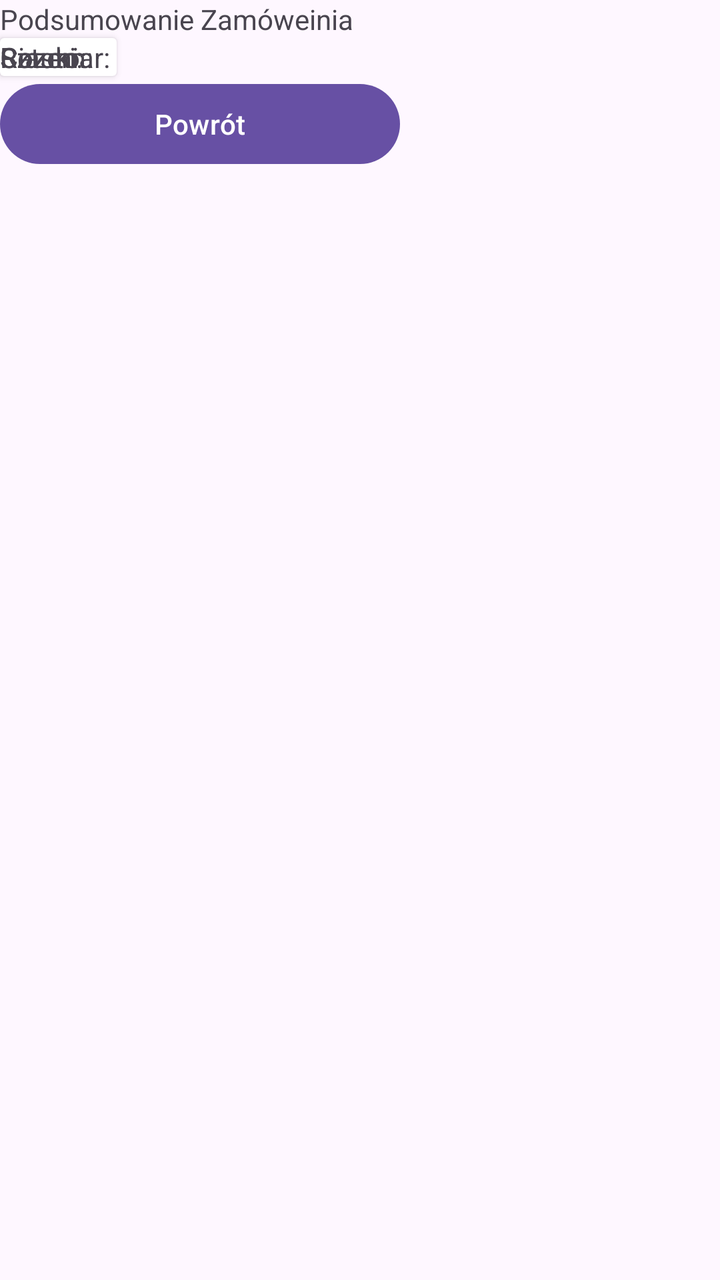
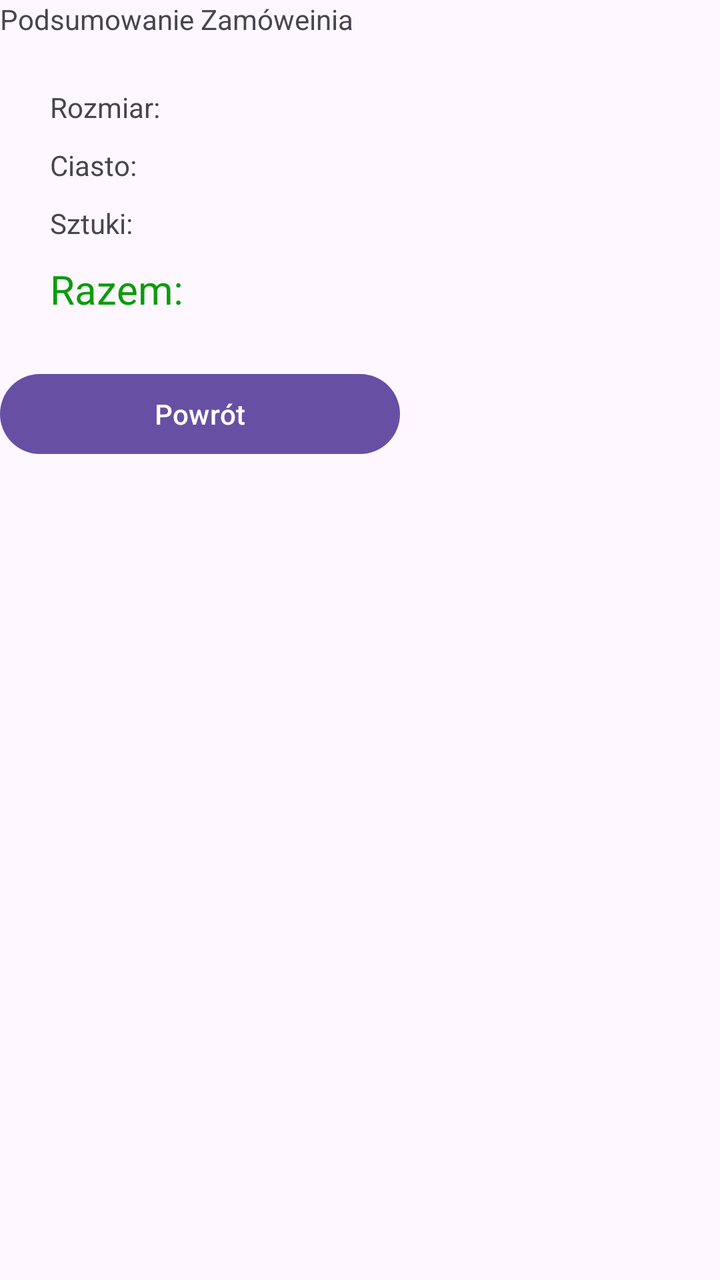

Two renders of the same Android screen: before a commit and after it. Below are the layout's source before the change and the commit's diff.
<!-- AndroidManifest.xml: application theme Theme.AplikacjaPizzernia -->
<!-- res/layout/activity_main2.xml -->
<?xml version="1.0" encoding="utf-8"?>
<LinearLayout xmlns:android="http://schemas.android.com/apk/res/android"
    xmlns:app="http://schemas.android.com/apk/res-auto"
    xmlns:tools="http://schemas.android.com/tools"
    android:id="@+id/main"
    android:layout_width="match_parent"
    android:layout_height="match_parent"
    android:orientation="vertical"
    tools:context=".MainActivity2">
    <TextView
        android:layout_width="match_parent"
        android:layout_height="wrap_content"
        android:text="Podsumowanie Zamóweinia"/>

    <androidx.cardview.widget.CardView
        android:layout_width="wrap_content"
        android:layout_height="wrap_content">
        <TextView
            android:id="@+id/size"
            android:layout_width="match_parent"
            android:layout_height="wrap_content"
            android:text="Rozmiar: "/>
        <TextView
            android:id="@+id/ciasto"
            android:layout_width="match_parent"
            android:layout_height="wrap_content"
            android:text="Ciasto: "/>
        <TextView
            android:id="@+id/ilosc"
            android:layout_width="match_parent"
            android:layout_height="wrap_content"
            android:text="Sztuki: "/>
        <TextView
            android:id="@+id/cena"
            android:layout_width="match_parent"
            android:layout_height="wrap_content"
            android:text="Razem: "/>

    </androidx.cardview.widget.CardView>
    <Button
        android:id="@+id/btn"
        android:layout_width="200dp"
        android:layout_height="wrap_content"
        android:text="Powrót"/>
</LinearLayout>
<!-- resources referenced by this layout -->
<resources>
  <style name="Theme.AplikacjaPizzernia" parent="Base.Theme.AplikacjaPizzernia" />
  <style name="Base.Theme.AplikacjaPizzernia" parent="Theme.Material3.DayNight.NoActionBar">
          
          
      </style>
</resources>

<!-- the commit's change to res/layout/activity_main2.xml (unified diff, before → after) -->
@@ -12,31 +12,39 @@
         android:layout_height="wrap_content"
         android:text="Podsumowanie Zamóweinia"/>
 
-    <androidx.cardview.widget.CardView
-        android:layout_width="wrap_content"
-        android:layout_height="wrap_content">
+    <LinearLayout
+        android:layout_width="match_parent"
+        android:layout_height="wrap_content"
+        android:orientation="vertical"
+        android:layout_margin="20dp">
         <TextView
             android:id="@+id/size"
             android:layout_width="match_parent"
             android:layout_height="wrap_content"
-            android:text="Rozmiar: "/>
+            android:text="Rozmiar: "
+            android:layout_margin="5dp"/>
         <TextView
             android:id="@+id/ciasto"
             android:layout_width="match_parent"
             android:layout_height="wrap_content"
-            android:text="Ciasto: "/>
+            android:text="Ciasto: "
+            android:layout_margin="5dp"/>
         <TextView
             android:id="@+id/ilosc"
             android:layout_width="match_parent"
             android:layout_height="wrap_content"
-            android:text="Sztuki: "/>
+            android:text="Sztuki: "
+            android:layout_margin="5dp"/>
         <TextView
             android:id="@+id/cena"
             android:layout_width="match_parent"
             android:layout_height="wrap_content"
-            android:text="Razem: "/>
+            android:text="Razem: "
+            android:textSize="20sp"
+            android:textColor="#0a9c0a"
+            android:layout_margin="5dp"/>
 
-    </androidx.cardview.widget.CardView>
+    </LinearLayout>
     <Button
         android:id="@+id/btn"
         android:layout_width="200dp"
